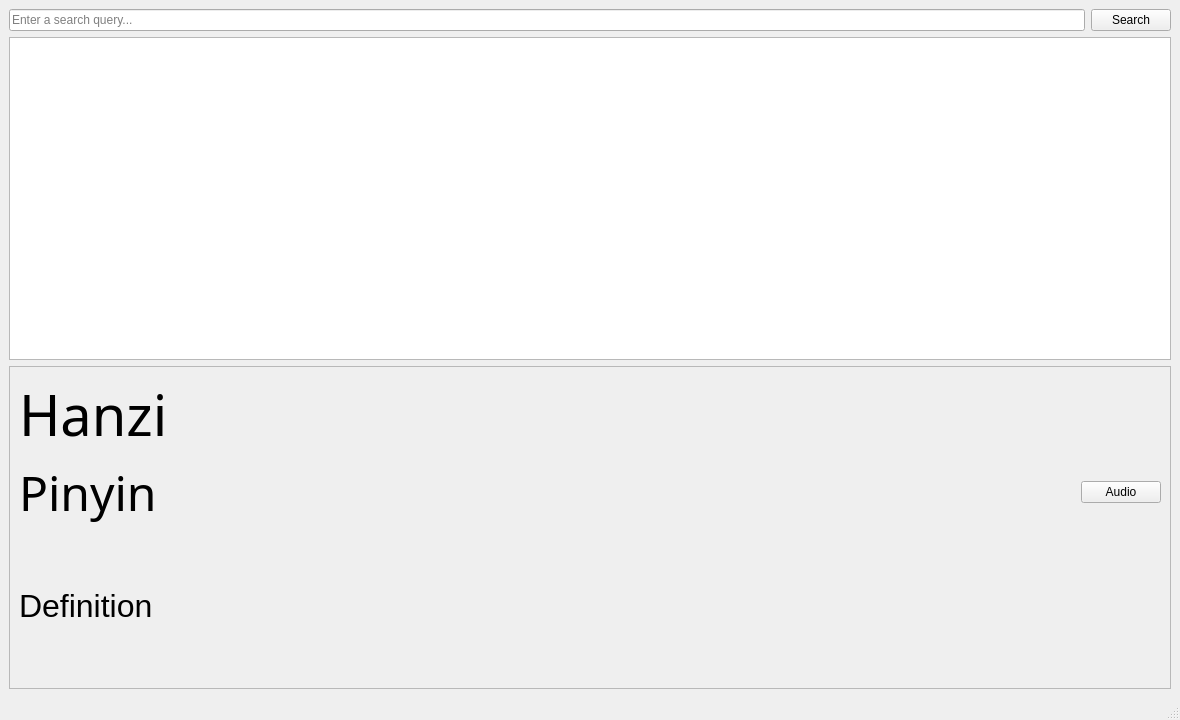
Qt form res/ui/MainWindow.ui (mruiz42/cedict-qt) before a commit.
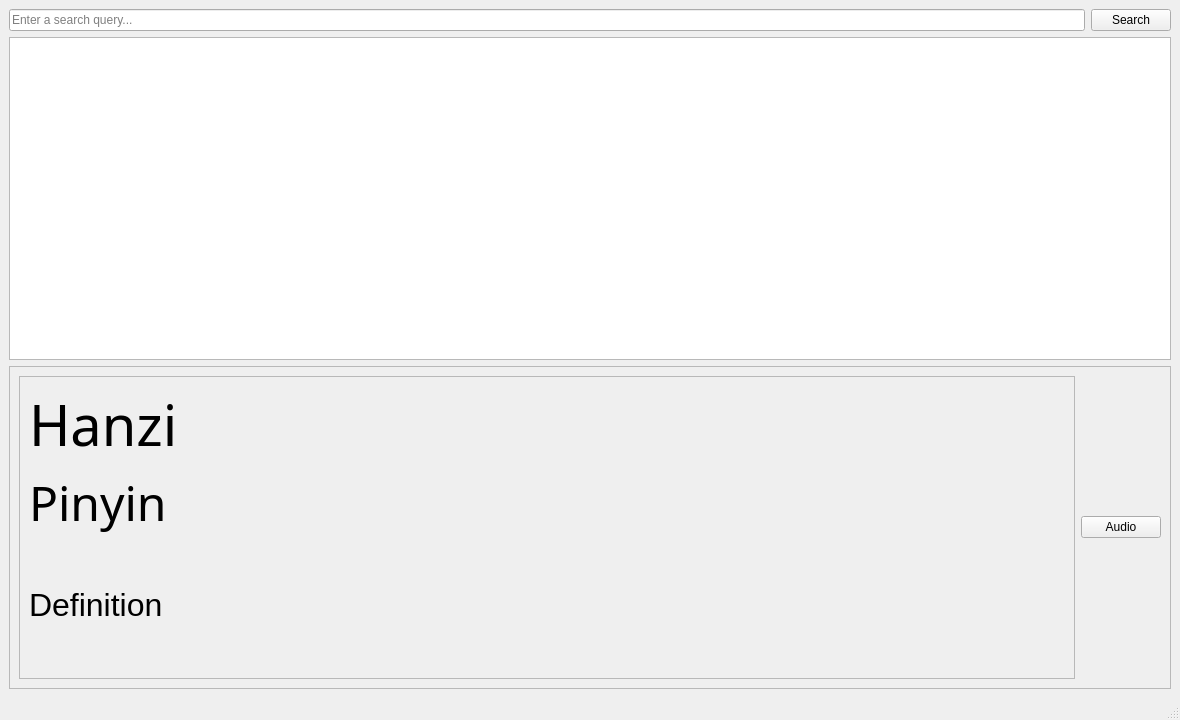
The same form after that commit.

Patch:
```diff
--- a/res/ui/MainWindow.ui
+++ b/res/ui/MainWindow.ui
@@ -78,8 +78,87 @@
          <enum>QFrame::Raised</enum>
         </property>
         <layout class="QGridLayout" name="gridLayout">
-         <item row="5" column="1">
-          <spacer name="verticalSpacer_2">
+         <item row="0" column="1">
+          <widget class="QScrollArea" name="scrollArea">
+           <property name="widgetResizable">
+            <bool>true</bool>
+           </property>
+           <widget class="QWidget" name="scrollAreaWidgetContents">
+            <property name="geometry">
+             <rect>
+              <x>0</x>
+              <y>0</y>
+              <width>1066</width>
+              <height>294</height>
+             </rect>
+            </property>
+            <layout class="QHBoxLayout" name="horizontalLayout">
+             <item>
+              <layout class="QVBoxLayout" name="verticalLayout_entry">
+               <item>
+                <widget class="QLabel" name="label_hanzi">
+                 <property name="sizePolicy">
+                  <sizepolicy hsizetype="MinimumExpanding" vsizetype="Preferred">
+                   <horstretch>0</horstretch>
+                   <verstretch>0</verstretch>
+                  </sizepolicy>
+                 </property>
+                 <property name="font">
+                  <font>
+                   <family>AR PL UKai CN</family>
+                   <pointsize>42</pointsize>
+                  </font>
+                 </property>
+                 <property name="focusPolicy">
+                  <enum>Qt::ClickFocus</enum>
+                 </property>
+                 <property name="text">
+                  <string>Hanzi</string>
+                 </property>
+                 <property name="scaledContents">
+                  <bool>true</bool>
+                 </property>
+                 <property name="wordWrap">
+                  <bool>true</bool>
+                 </property>
+                 <property name="textInteractionFlags">
+                  <set>Qt::LinksAccessibleByMouse|Qt::TextSelectableByMouse</set>
+                 </property>
+                </widget>
+               </item>
+               <item>
+                <widget class="QLabel" name="label_pinyin">
+                 <property name="sizePolicy">
+                  <sizepolicy hsizetype="MinimumExpanding" vsizetype="Preferred">
+                   <horstretch>0</horstretch>
+                   <verstretch>0</verstretch>
+                  </sizepolicy>
+                 </property>
+                 <property name="font">
+                  <font>
+                   <family>AR PL UKai CN</family>
+                   <pointsize>36</pointsize>
+                  </font>
+                 </property>
+                 <property name="focusPolicy">
+                  <enum>Qt::ClickFocus</enum>
+                 </property>
+                 <property name="text">
+                  <string>Pinyin</string>
+                 </property>
+                 <property name="scaledContents">
+                  <bool>true</bool>
+                 </property>
+                 <property name="wordWrap">
+                  <bool>true</bool>
+                 </property>
+                 <property name="textInteractionFlags">
+                  <set>Qt::LinksAccessibleByMouse|Qt::TextSelectableByMouse</set>
+                 </property>
+                </widget>
+               </item>
+               <item>
+                <spacer name="verticalSpacer_1">
            <property name="orientation">
             <enum>Qt::Vertical</enum>
            </property>
@@ -94,8 +173,8 @@
            </property>
           </spacer>
          </item>
-         <item row="4" column="1" colspan="2">
-          <widget class="QLabel" name="label_english">
+               <item>
+                <widget class="QLabel" name="label_definition">
            <property name="sizePolicy">
             <sizepolicy hsizetype="MinimumExpanding" vsizetype="Preferred">
              <horstretch>0</horstretch>
@@ -119,35 +198,13 @@
            <property name="indent">
             <number>-1</number>
            </property>
-          </widget>
-         </item>
-         <item row="2" column="1">
-          <widget class="QLabel" name="label_pinyin">
-           <property name="sizePolicy">
-            <sizepolicy hsizetype="MinimumExpanding" vsizetype="Preferred">
-             <horstretch>0</horstretch>
-             <verstretch>0</verstretch>
-            </sizepolicy>
-           </property>
-           <property name="font">
-            <font>
-             <family>AR PL UKai CN</family>
-             <pointsize>36</pointsize>
-            </font>
-           </property>
-           <property name="text">
-            <string>Pinyin</string>
-           </property>
-           <property name="scaledContents">
-            <bool>true</bool>
-           </property>
-           <property name="wordWrap">
-            <bool>true</bool>
-           </property>
-          </widget>
-         </item>
-         <item row="3" column="1">
-          <spacer name="verticalSpacer">
+                 <property name="textInteractionFlags">
+                  <set>Qt::LinksAccessibleByMouse|Qt::TextSelectableByMouse</set>
+                 </property>
+                </widget>
+               </item>
+               <item>
+                <spacer name="verticalSpacer_2">
            <property name="orientation">
             <enum>Qt::Vertical</enum>
            </property>
@@ -162,32 +219,13 @@
            </property>
           </spacer>
          </item>
-         <item row="0" column="1" colspan="2">
-          <widget class="QLabel" name="label_hanzi">
-           <property name="sizePolicy">
-            <sizepolicy hsizetype="MinimumExpanding" vsizetype="Preferred">
-             <horstretch>0</horstretch>
-             <verstretch>0</verstretch>
-            </sizepolicy>
-           </property>
-           <property name="font">
-            <font>
-             <family>AR PL UKai CN</family>
-             <pointsize>42</pointsize>
-            </font>
-           </property>
-           <property name="text">
-            <string>Hanzi</string>
-           </property>
-           <property name="scaledContents">
-            <bool>true</bool>
-           </property>
-           <property name="wordWrap">
-            <bool>true</bool>
-           </property>
-          </widget>
+              </layout>
+             </item>
+            </layout>
+           </widget>
+          </widget>
          </item>
-         <item row="2" column="2">
+         <item row="0" column="2">
           <widget class="QPushButton" name="pushButton_audio">
            <property name="text">
             <string>Audio</string>
```
Left out of the diff: 9 changed lines with no effect on the pictures. Lines whose indentation alone changed are shown as unchanged.
